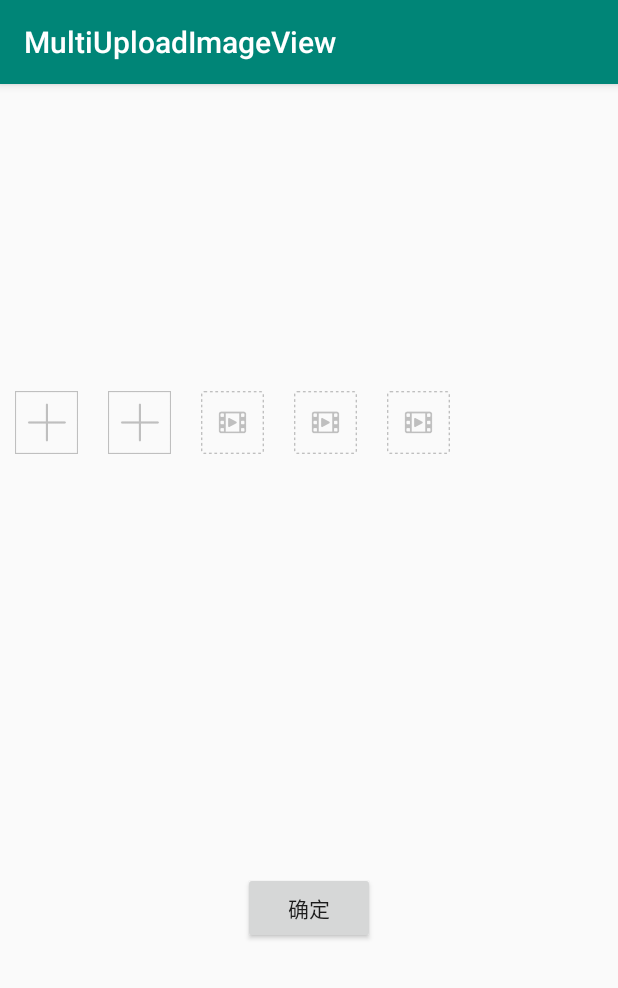
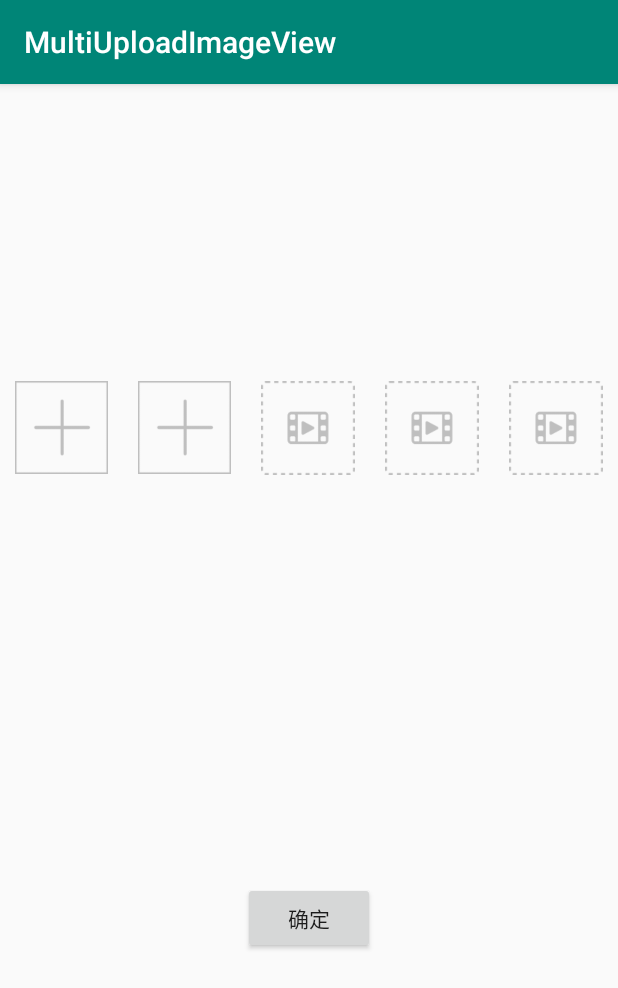
Before and after one commit to jingyongxuan666/MyView, an Android app: the screen it shows after launch (MainActivity), on a phone screen of 412 x 824 dp. Shown: the top 988 px of the screen. Run offline under Robolectric (Android 15) with nearby library versions, the phone set to English and light mode, and no system bars.

Commit message:
1.解决照片旋转问题 2.增加两个工具类GalleryUtils、ImageUtils 3.主图显示的imageview，scaleType改为centerCrop

```diff
--- a/MultiChosenImageView/app/src/main/res/layout/activity_main.xml
+++ b/MultiChosenImageView/app/src/main/res/layout/activity_main.xml
@@ -1,5 +1,6 @@
 <?xml version="1.0" encoding="utf-8"?>
-<android.support.constraint.ConstraintLayout xmlns:android="http://schemas.android.com/apk/res/android"
+<android.support.constraint.ConstraintLayout
+    xmlns:android="http://schemas.android.com/apk/res/android"
     xmlns:app="http://schemas.android.com/apk/res-auto"
     xmlns:tools="http://schemas.android.com/tools"
     android:layout_width="match_parent"
@@ -19,63 +20,68 @@
 
         <com.jyx.myimageview.MultiChosenImageView
             android:id="@+id/multiChosenImageView"
-            android:layout_width="62dp"
+            android:layout_width="0dp"
             android:layout_height="100dp"
+            android:layout_weight="1"
             app:choseFrom="gallery"
             app:choseType="image"
             app:deletable="true"
             app:limitedSize="10"
-            app:shapeMode="equalsWidth" />
+            app:shapeMode="equalsWidth"/>
 
         <com.jyx.myimageview.MultiChosenImageView
             android:id="@+id/multiChosenImageView1"
-            android:layout_width="62dp"
+            android:layout_width="0dp"
             android:layout_height="100dp"
+            android:layout_weight="1"
             app:choseFrom="camera"
             app:choseType="image"
             app:deletable="true"
             app:limitedSize="10"
-            app:shapeMode="equalsWidth" />
+            app:shapeMode="equalsWidth"/>
 
         <com.jyx.myimageview.MultiChosenImageView
             android:id="@+id/multiChosenImageView3"
-            android:layout_width="62dp"
+            android:layout_width="0dp"
             android:layout_height="100dp"
+            android:layout_weight="1"
+            app:choseFrom="gallery"
+            app:choseType="video"
+            app:deletable="true"
+            app:limitedSize="300"
+            app:shapeMode="equalsWidth"/>
+
+        <com.jyx.myimageview.MultiChosenImageView
+            android:id="@+id/multiChosenImageView4"
+            android:layout_width="0dp"
+            android:layout_height="100dp"
+            android:layout_weight="1"
             app:choseFrom="gallery"
             app:choseType="video"
             app:deletable="true"
             app:limitedSize="10"
-            app:shapeMode="equalsWidth" />
-
-        <com.jyx.myimageview.MultiChosenImageView
-            android:id="@+id/multiChosenImageView4"
-            android:layout_width="62dp"
-            android:layout_height="100dp"
-            app:choseFrom="gallery"
-            app:choseType="video"
-            app:deletable="true"
-            app:limitedSize="10"
-            app:shapeMode="equalsWidth" />
+            app:shapeMode="equalsWidth"/>
 
         <com.jyx.myimageview.MultiChosenImageView
             android:id="@+id/multiChosenImageView5"
-            android:layout_width="62dp"
+            android:layout_width="0dp"
             android:layout_height="100dp"
+            android:layout_weight="1"
             app:choseFrom="both"
             app:choseType="video"
             app:deletable="true"
             app:limitedSize="10"
-            app:shapeMode="equalsWidth" />
+            app:shapeMode="equalsWidth"/>
     </LinearLayout>
 
     <Button
         android:id="@+id/button"
-        android:text="确定"
         android:layout_width="wrap_content"
         android:layout_height="wrap_content"
+        android:text="确定"
         app:layout_constraintBottom_toBottomOf="parent"
         app:layout_constraintEnd_toEndOf="parent"
         app:layout_constraintStart_toStartOf="parent"
-        app:layout_constraintTop_toBottomOf="@+id/linearLayout" />
+        app:layout_constraintTop_toBottomOf="@+id/linearLayout"/>
 
 </android.support.constraint.ConstraintLayout>
--- a/MultiChosenImageView/app/src/main/res/layout/muti_chosen_image_view.xml
+++ b/MultiChosenImageView/app/src/main/res/layout/muti_chosen_image_view.xml
@@ -6,7 +6,7 @@
         android:id="@+id/iv_main"
         android:layout_width="match_parent"
         android:layout_height="match_parent"
-        android:scaleType="fitCenter"
+        android:scaleType="centerCrop"
         android:layout_margin="@dimen/total_margin"
         android:src="@drawable/image_upload"
         android:contentDescription="@string/main_image"/>
```
Also changed, not shown: MultiChosenImageView/app/src/main/java/com/jyx/myimageview/GalleryUtils.java (added, +104 -0 lines), MultiChosenImageView/app/src/main/java/com/jyx/myimageview/ImageUtils.java (added, +92 -0 lines), MultiChosenImageView/app/src/main/java/com/jyx/myimageview/MultiChosenImageView.java (+14 -58 lines).
